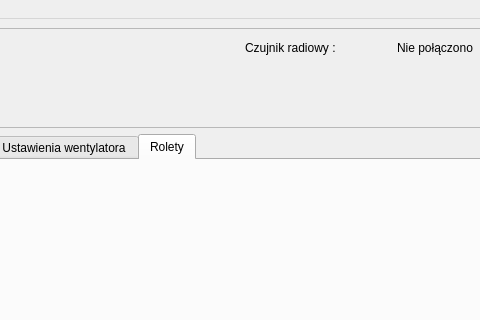
The window that PrzeplywomierzGUI/Program glowny/miernikprzeplywu.ui (wiacekmarcin/StanowiskoOtwock) describes before a commit, drawn with Qt 5; both pictures show x 530 to 1010 and y 0 to 320 of the 1091 by 869 pixel window.
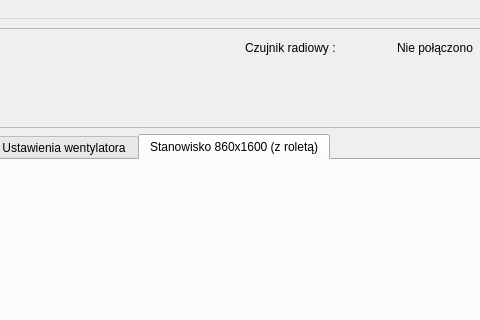
The same window after the commit.

```diff
--- a/PrzeplywomierzGUI/Program glowny/miernikprzeplywu.ui
+++ b/PrzeplywomierzGUI/Program glowny/miernikprzeplywu.ui
@@ -311,7 +311,7 @@
       </widget>
       <widget class="QWidget" name="tab">
        <attribute name="title">
-        <string>Rolety</string>
+        <string>Stanowisko 860x1600 (z roletą)</string>
        </attribute>
       </widget>
      </widget>
```
Left out of the diff: 3 changed lines with no effect on the pictures.
